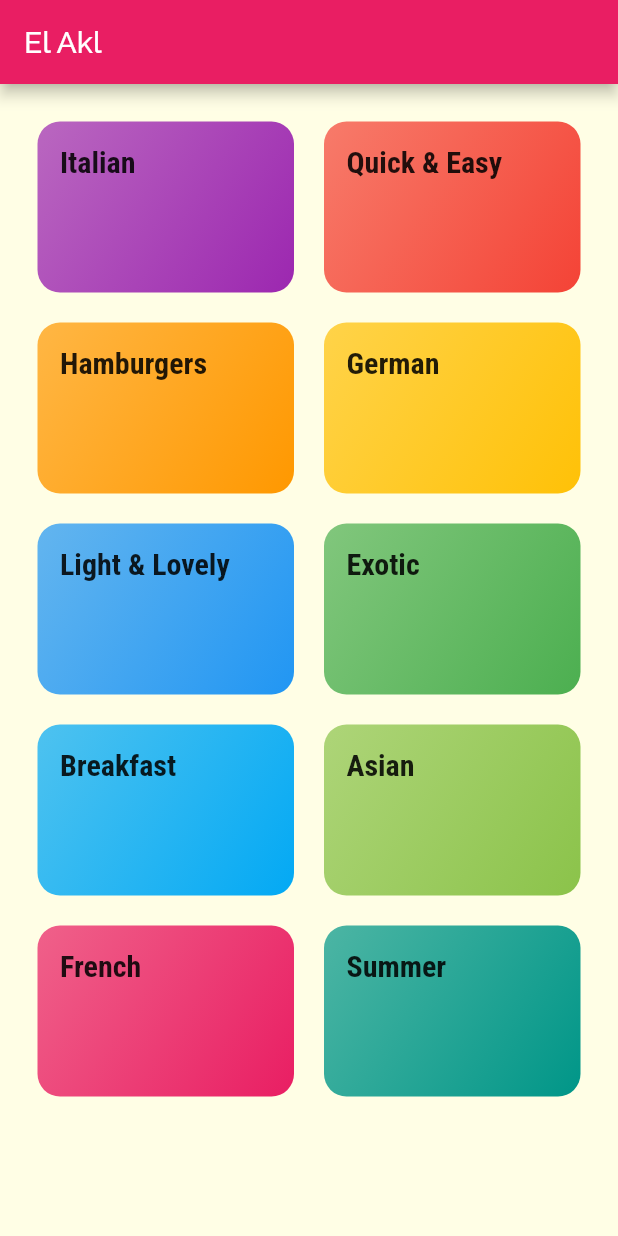
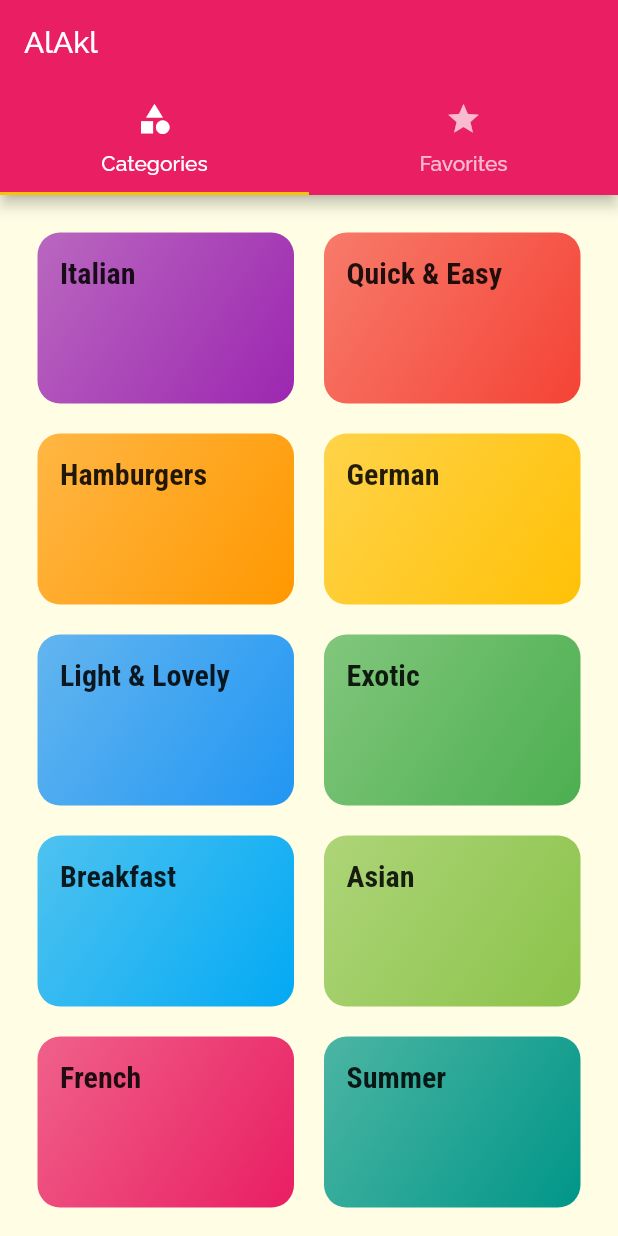
Before and after one commit to ashrafsalem/AlAkl, a Flutter app: the screen it shows after launch, on a phone screen of 412 x 824 dp. Run offline on Flutter 3.47's test engine with Material 2 defaults, Android fonts, the phone set to English and light mode, and no system bars.

Commit message:
finish design and start in tab view way no. 1

```diff
--- a/lib/main.dart
+++ b/lib/main.dart
@@ -1,7 +1,8 @@
+import 'package:flutter/material.dart';
+
+import './screens/meal_detail_screen.dart';
 import './screens/category_meal_screen.dart';
-
-import './screens/category_screen.dart';
-import 'package:flutter/material.dart';
+import './screens/tab_screen.dart';
 
 void main() {
   runApp(MyApp());
@@ -37,8 +38,15 @@ class MyApp extends StatelessWidget {
       // home: CategoryScreen(),
       initialRoute: '/',
       routes: {
-        '/': (ctx) => CategoryScreen(),
+        '/': (ctx) => TabsScreen(),
         CategoryMealScreen.routeName: (ctx) => CategoryMealScreen(),
+        MealDetailScreen.routeName: (ctx) => MealDetailScreen(),
+      },
+      onGenerateRoute: (settings) {
+        return MaterialPageRoute(builder: (ctx) => CategoryMealScreen());
+      },
+      onUnknownRoute: (settings) {
+        return MaterialPageRoute(builder: (ctx) => CategoryMealScreen());
       },
     );
   }
--- a/lib/screens/category_meal_screen.dart
+++ b/lib/screens/category_meal_screen.dart
@@ -30,7 +30,7 @@ class CategoryMealScreen extends StatelessWidget {
       body: Center(
         child: ListView.builder(
           itemBuilder: (ctx, index) {
-            return MealItem(title: categoryMeals[index].title, imageUrl: categoryMeals[index].imageUrl,
+            return MealItem(id: categoryMeals[index].id ,title: categoryMeals[index].title, imageUrl: categoryMeals[index].imageUrl,
             duration: categoryMeals[index].duration, complexity: categoryMeals[index].complexity,
             affordability: categoryMeals[index].affordability,);
           },
--- a/lib/screens/category_screen.dart
+++ b/lib/screens/category_screen.dart
@@ -7,11 +7,7 @@ class CategoryScreen extends StatelessWidget {
 
   @override
   Widget build(BuildContext context) {
-    return Scaffold(
-      appBar: AppBar(
-        title: Text('El Akl'),
-      ),
-      body: GridView(
+    return  GridView(
           padding: const EdgeInsets.all(25),
           children: DUMMY_CATEGORIES
               .map(
@@ -27,7 +23,7 @@ class CategoryScreen extends StatelessWidget {
             childAspectRatio: 3 / 2,
             crossAxisSpacing: 20,
             mainAxisSpacing: 20,
-          )),
+          )
     );
   }
 }
--- /dev/null
+++ b/lib/screens/favorites_screen.dart
@@ -0,0 +1,8 @@
+import 'package:flutter/material.dart';
+
+class FavoritesScreen extends StatelessWidget {
+  @override
+  Widget build(BuildContext context) {
+    return Center( child: Text('Favorites list'),);
+  }
+}
--- /dev/null
+++ b/lib/screens/tab_screen.dart
@@ -0,0 +1,42 @@
+import 'package:MyMeal_study/screens/category_screen.dart';
+import 'package:MyMeal_study/screens/favorites_screen.dart';
+import 'package:flutter/material.dart';
+
+class TabsScreen extends StatefulWidget {
+  @override
+  _TabsScreenState createState() => _TabsScreenState();
+}
+
+class _TabsScreenState extends State<TabsScreen> with SingleTickerProviderStateMixin {
+
+  @override
+  Widget build(BuildContext context) {
+    return DefaultTabController(
+      length: 2,
+      initialIndex: 0,
+      child: Scaffold(
+        appBar: AppBar(
+          title: Text('AlAkl'),
+          bottom: TabBar(
+            tabs: [
+              Tab(
+                icon: Icon(Icons.category),
+                text: 'Categories',
+              ),
+              Tab(
+                icon: Icon(Icons.star),
+                text: 'Favorites',
+              ),
+            ],
+          ),
+        ),
+        body: TabBarView(
+          children: [
+            CategoryScreen(),
+            FavoritesScreen(),
+          ],
+        ),
+      ),
+    );
+  }
+}
```
Also changed, not shown: lib/screens/meal_detail_screen.dart (added, +90 -0 lines), lib/widgets/meal_item.dart (+116 -10 lines).
